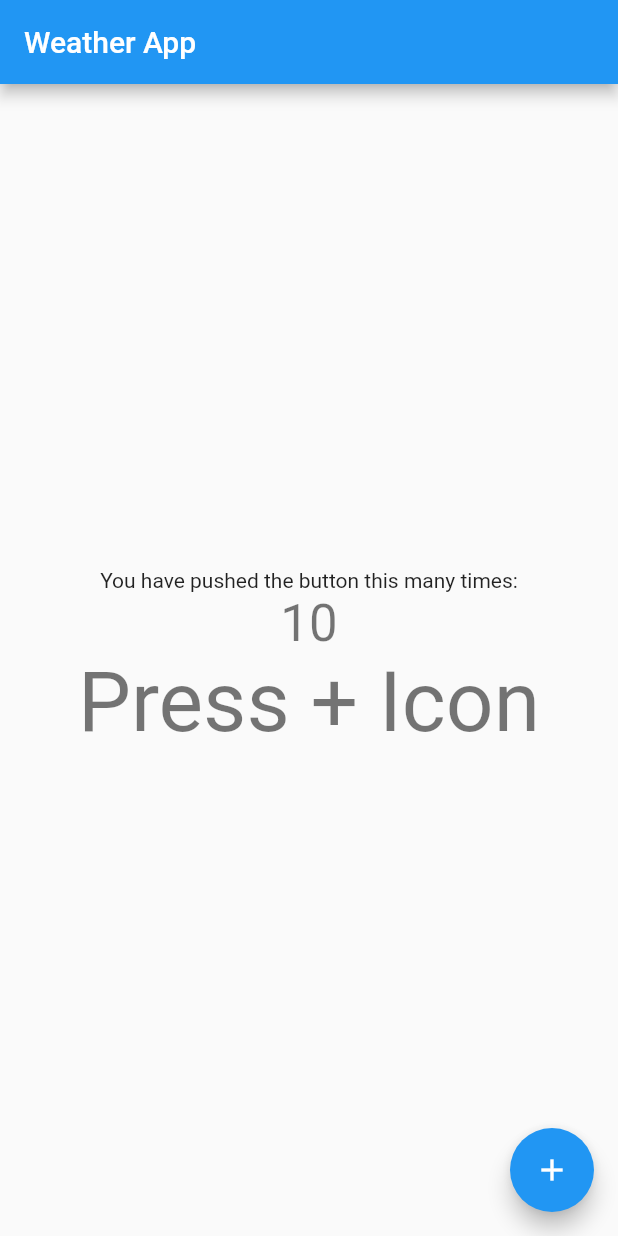
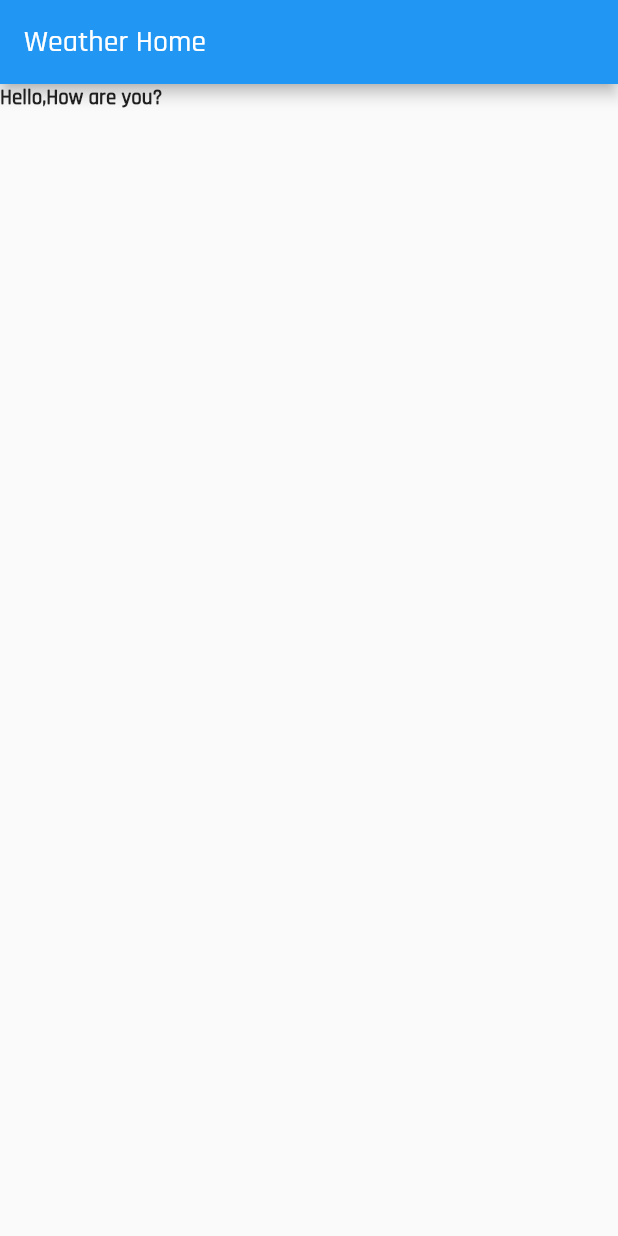
Before and after one commit to siyamulislam/WeatherApp, a Flutter app: the screen it shows after launch, on a phone screen of 412 x 824 dp. Run offline on Flutter 3.47's test engine with Material 2 defaults, Android fonts, the phone set to English and light mode, and no system bars.

Commit message:
setup done

```diff
--- a/lib/main.dart
+++ b/lib/main.dart
@@ -1,4 +1,5 @@
 import 'package:flutter/material.dart';
+import 'package:weather_app/pages/weatger_home.dart';
 
 void main() {
   runApp(const MyApp());
@@ -11,108 +12,13 @@ class MyApp extends StatelessWidget {
   @override
   Widget build(BuildContext context) {
     return MaterialApp(
+      debugShowCheckedModeBanner: false,
       title: 'Weather App',
       theme: ThemeData(
-        // This is the theme of your application.
-        //
-        // Try running your application with "flutter run". You'll see the
-        // application has a blue toolbar. Then, without quitting the app, try
-        // changing the primarySwatch below to Colors.green and then invoke
-        // "hot reload" (press "r" in the console where you ran "flutter run",
-        // or simply save your changes to "hot reload" in a Flutter IDE).
-        // Notice that the counter didn't reset back to zero; the application
-        // is not restarted.
+        fontFamily: 'Rajdhani',
         primarySwatch: Colors.blue,
       ),
-      home: const MyHomePage(title: 'Weather App'),
+      home: const WeatherHome(),
     );
   }
 }
-
-class MyHomePage extends StatefulWidget {
-  const MyHomePage({Key? key, required this.title}) : super(key: key);
-
-  // This widget is the home page of your application. It is stateful, meaning
-  // that it has a State object (defined below) that contains fields that affect
-  // how it looks.
-
-  // This class is the configuration for the state. It holds the values (in this
-  // case the title) provided by the parent (in this case the App widget) and
-  // used by the build method of the State. Fields in a Widget subclass are
-  // always marked "final".
-
-  final String title;
-
-  @override
-  State<MyHomePage> createState() => _MyHomePageState();
-}
-
-class _MyHomePageState extends State<MyHomePage> {
-  int _counter = 10;
-
-  void _incrementCounter() {
-    setState(() {
-      // This call to setState tells the Flutter framework that something has
-      // changed in this State, which causes it to rerun the build method below
-      // so that the display can reflect the updated values. If we changed
-      // _counter without calling setState(), then the build method would not be
-      // called again, and so nothing would appear to happen.
-      _counter++;
-    });
-  }
-
-  @override
-  Widget build(BuildContext context) {
-    // This method is rerun every time setState is called, for instance as done
-    // by the _incrementCounter method above.
-    //
-    // The Flutter framework has been optimized to make rerunning build methods
-    // fast, so that you can just rebuild anything that needs updating rather
-    // than having to individually change instances of widgets.
-    return Scaffold(
-      appBar: AppBar(
-        // Here we take the value from the MyHomePage object that was created by
-        // the App.build method, and use it to set our appbar title.
-        title: Text(widget.title),
-      ),
-      body: Center(
-        // Center is a layout widget. It takes a single child and positions it
-        // in the middle of the parent.
-        child: Column(
-          // Column is also a layout widget. It takes a list of children and
-          // arranges them vertically. By default, it sizes itself to fit its
-          // children horizontally, and tries to be as tall as its parent.
-          //
-          // Invoke "debug painting" (press "p" in the console, choose the
-          // "Toggle Debug Paint" action from the Flutter Inspector in Android
-          // Studio, or the "Toggle Debug Paint" command in Visual Studio Code)
-          // to see the wireframe for each widget.
-          //
-          // Column has various properties to control how it sizes itself and
-          // how it positions its children. Here we use mainAxisAlignment to
-          // center the children vertically; the main axis here is the vertical
-          // axis because Columns are vertical (the cross axis would be
-          // horizontal).
-          mainAxisAlignment: MainAxisAlignment.center,
-          children: <Widget>[
-            const Text(
-              'You have pushed the button this many times:',
-            ),
-            Text(
-              '$_counter',
-              style: Theme.of(context).textTheme.headline4,
-            ),
-            Text('Press + Icon',
-            style:  Theme.of(context).textTheme.headline2,
-            ),
-          ],
-        ),
-      ),
-      floatingActionButton: FloatingActionButton(
-        onPressed: _incrementCounter,
-        tooltip: 'Increment',
-        child: const Icon(Icons.add),
-      ), // This trailing comma makes auto-formatting nicer for build methods.
-    );
-  }
-}
--- /dev/null
+++ b/lib/pages/weatger_home.dart
@@ -0,0 +1,25 @@
+import 'package:flutter/material.dart';
+
+class WeatherHome extends StatefulWidget {
+  const WeatherHome({Key? key}) : super(key: key);
+
+  @override
+  State<WeatherHome> createState() => _WeatherHomeState();
+}
+
+class _WeatherHomeState extends State<WeatherHome> {
+  @override
+  Widget build(BuildContext context) {
+    return   Scaffold(
+      appBar: AppBar(
+        title: const Text('Weather Home'),
+      ),
+      body: const Text(
+        'Hello,How are you?',
+        textAlign: TextAlign.center,
+        overflow: TextOverflow.ellipsis,
+        style: TextStyle(fontWeight: FontWeight.bold),
+      ),
+    );
+  }
+}
--- a/pubspec.yaml
+++ b/pubspec.yaml
@@ -78,7 +78,7 @@ flutter:
   # "family" key with the font family name, and a "fonts" key with a
   # list giving the asset and other descriptors for the font. For
   # example:
- fonts:
+  fonts:
    - family: Rajdhani
      fonts:
        - asset: fonts/Rajdhani-Medium.ttf
```
